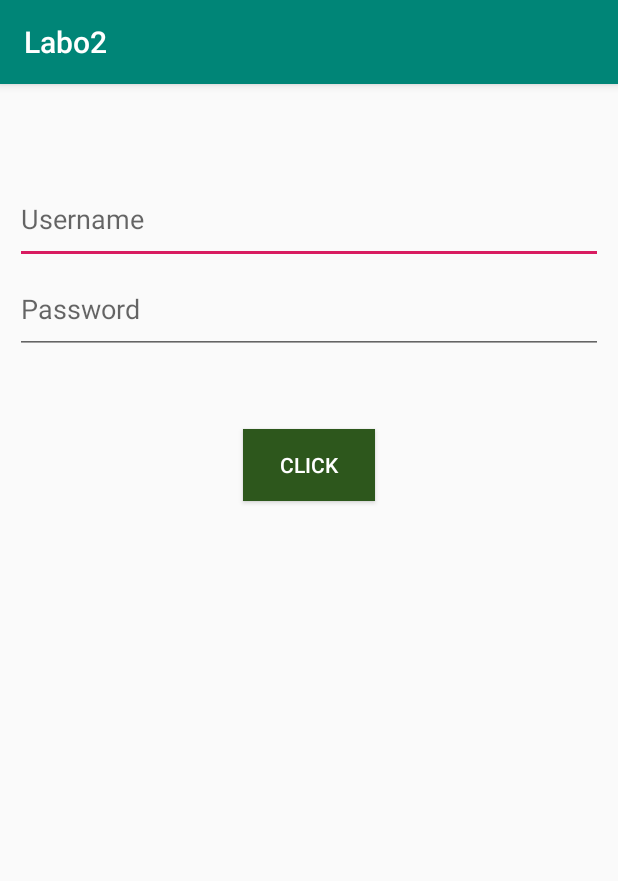
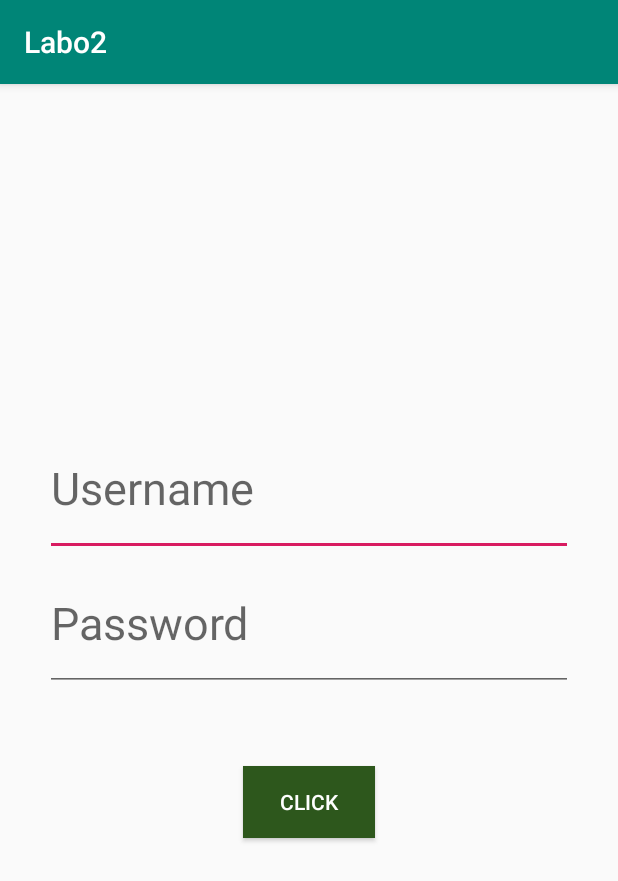
Before and after one commit to dannielarenderos/-PDM_Labo2_00087717_-1, an Android app: the screen it shows after launch (MainActivity), on a phone screen of 412 x 824 dp. Shown: the top 881 px of the screen. Run offline under Robolectric (Android 15) with nearby library versions, the phone set to English and light mode, and no system bars.

Commit message:
Update activity_main.xml

```diff
--- a/app/src/main/res/layout/activity_main.xml
+++ b/app/src/main/res/layout/activity_main.xml
@@ -1,50 +1,56 @@
 <?xml version="1.0" encoding="utf-8"?>
 <LinearLayout xmlns:android="http://schemas.android.com/apk/res/android"
+    xmlns:app="http://schemas.android.com/apk/res-auto"
     xmlns:tools="http://schemas.android.com/tools"
     android:layout_width="match_parent"
     android:layout_height="match_parent"
-    android:orientation="horizontal"
+    android:gravity="center"
+    android:orientation="vertical"
     tools:context=".MainActivity">
+
 
     <LinearLayout
         android:layout_width="match_parent"
         android:layout_height="wrap_content"
         android:gravity="center"
         android:orientation="vertical"
-        android:paddingTop="60dp"
-        android:paddingHorizontal="10dp"
-        >
+        android:paddingHorizontal="30dp"
+        android:paddingTop="20dp">
 
         <EditText
             android:id="@+id/Username"
             android:layout_width="match_parent"
-            android:layout_height="60dp"
+            android:layout_height="90dp"
+            android:textSize="30dp"
+
             android:hint="Username" />
 
 
         <EditText
             android:id="@+id/Password"
             android:layout_width="match_parent"
-            android:layout_height="60dp"
+            android:layout_height="90dp"
+            android:textSize="30dp"
             android:hint="Password" />
 
         <Button
-            android:id="@+id/Button"
+            android:id="@+id/Boton_"
 
             android:layout_width="wrap_content"
             android:layout_height="wrap_content"
+            android:layout_marginTop="50dp"
+            android:background="#2D571C"
             android:text="Click"
-            android:background="#2D571C"
-            android:layout_marginTop="50dp"
-            android:textColor="#FFF"
-            />
+            android:textColor="#FFF" />
 
         <TextView
-            android:id="@+id/Copy_Username"
+            android:id="@+id/Respuesta"
             android:layout_width="match_parent"
-            android:layout_height="wrap_content" />
-
-
+            android:layout_height="wrap_content"
+            android:textSize="30dp"
+            android:paddingTop="20dp"
+            android:gravity="center"
+            />
 
 
     </LinearLayout>
```
